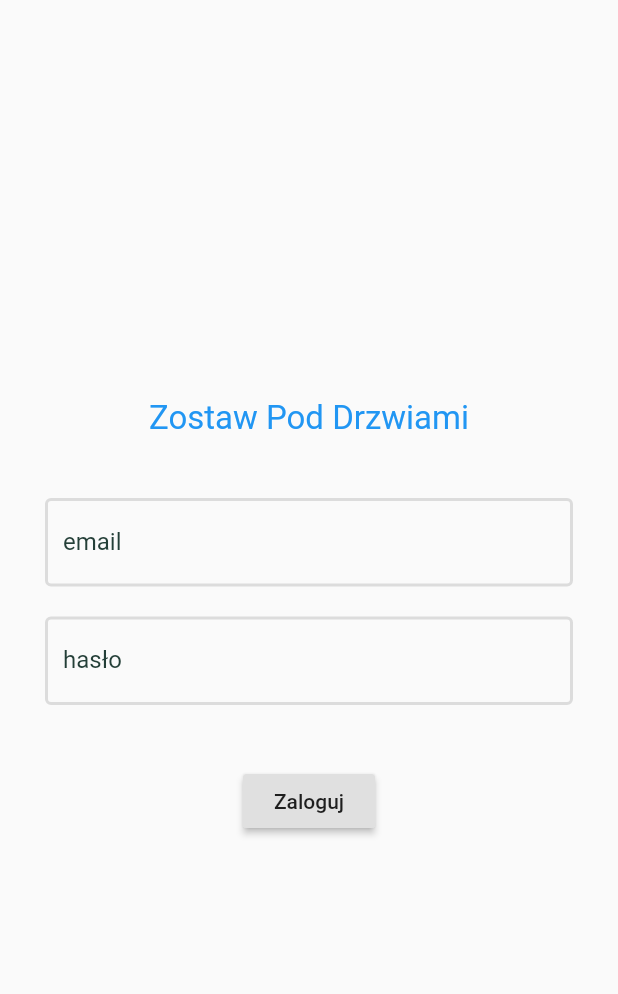
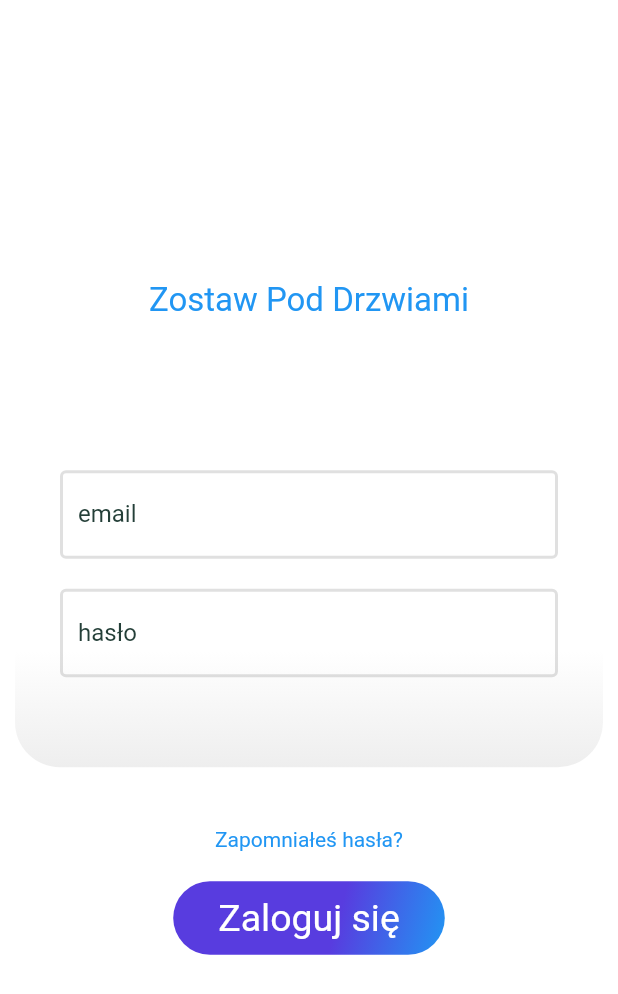
Before and after one commit to kamilbakierzynski/flutter_zostawpoddrzwiami, a Flutter app: the screen it shows after launch, on a phone screen of 412 x 824 dp. Shown: the top 994 px of the screen. Run offline on Flutter 3.47's test engine with Material 2 defaults, Android fonts, the phone set to English and light mode, and no system bars; our stand-ins replace cloud_firestore, firebase_auth, flutter_spinkit, geolocator, toast; missing offline and left inert: shortid; accounts and stored records are empty.

Commit message:
login_design impro

```diff
--- a/lib/screens/login_screen.dart
+++ b/lib/screens/login_screen.dart
@@ -36,6 +36,7 @@ class _LoginScreenState extends State<LoginScreen> {
   @override
   Widget build(BuildContext context) {
     return Scaffold(
+      backgroundColor: Colors.white,
       body: Stack(
         children: <Widget>[
           Center(
@@ -46,13 +47,31 @@ class _LoginScreenState extends State<LoginScreen> {
                     'Zostaw Pod Drzwiami',
                     style: TextStyle(color: Colors.blue, fontSize: 22.0),
                   ),
+                  SizedBox(
+                    height: 40.0,
+                  ),
+                  Padding(
+                    padding: const EdgeInsets.symmetric(horizontal: 10.0),
+                    child: Container(
+                      decoration: BoxDecoration(
+                          gradient: LinearGradient(
+                              colors: [Colors.white, Colors.grey[200]],
+                              stops: [0.7, 1.0],
+                              begin: Alignment.topCenter,
+                              end: Alignment.bottomCenter),
+                          borderRadius: BorderRadius.circular(30.0)),
+                      child: Padding(
+                        padding: const EdgeInsets.only(top: 20.0, bottom: 20.0),
+                        child: Column(
+                          children: <Widget>[
                             Padding(
                               padding: const EdgeInsets.symmetric(
                                   horizontal: 30.0, vertical: 40.0),
                               child: Form(
                                 key: _formKey,
                                 child: Column(
-                        mainAxisAlignment: MainAxisAlignment.spaceAround,
+                                  mainAxisAlignment:
+                                      MainAxisAlignment.spaceAround,
                                   children: <Widget>[
                                     TextFormField(
                                         validator: (val) =>
@@ -62,8 +81,8 @@ class _LoginScreenState extends State<LoginScreen> {
                                             email = val;
                                           });
                                         },
-                              decoration: textInputDecoration.copyWith(
-                                  labelText: 'email')),
+                                        decoration: textInputDecoration
+                                            .copyWith(labelText: 'email')),
                                     SizedBox(
                                       height: 20.0,
                                     ),
@@ -76,15 +95,29 @@ class _LoginScreenState extends State<LoginScreen> {
                                           });
                                         },
                                         obscureText: true,
-                              decoration: textInputDecoration.copyWith(
-                                  labelText: 'hasło')),
+                                        decoration: textInputDecoration
+                                            .copyWith(labelText: 'hasło')),
                                   ],
                                 ),
                               ),
                             ),
-                  RaisedButton(
-                    child: Text('Zaloguj'),
-                    onPressed: () async {
+                          ],
+                        ),
+                      ),
+                    ),
+                  ),
+                  SizedBox(
+                    height: 40.0,
+                  ),
+                  Text(
+                    'Zapomniałeś hasła?',
+                    style: TextStyle(color: Colors.blue),
+                  ),
+                  SizedBox(
+                    height: 20.0,
+                  ),
+                  GestureDetector(
+                    onTap: () async {
                       if (_formKey.currentState.validate()) {
                         FocusScope.of(context).unfocus();
                         setState(() {
@@ -101,6 +134,23 @@ class _LoginScreenState extends State<LoginScreen> {
                         }
                       }
                     },
+                    child: Container(
+                      decoration: BoxDecoration(
+                          gradient: LinearGradient(
+                              colors: [Color(0xFF583CDF), Colors.blue],
+                              stops: [0.6, 1.0],
+                              begin: Alignment.topLeft,
+                              end: Alignment.bottomRight),
+                          borderRadius: BorderRadius.circular(50.0)),
+                      child: Padding(
+                          padding: const EdgeInsets.symmetric(
+                              vertical: 10.0, horizontal: 30.0),
+                          child: Text(
+                            'Zaloguj się',
+                            style:
+                                TextStyle(color: Colors.white, fontSize: 25.0),
+                          )),
+                    ),
                   ),
                 ]),
           ),
```
Lines whose indentation alone changed are shown as unchanged.
